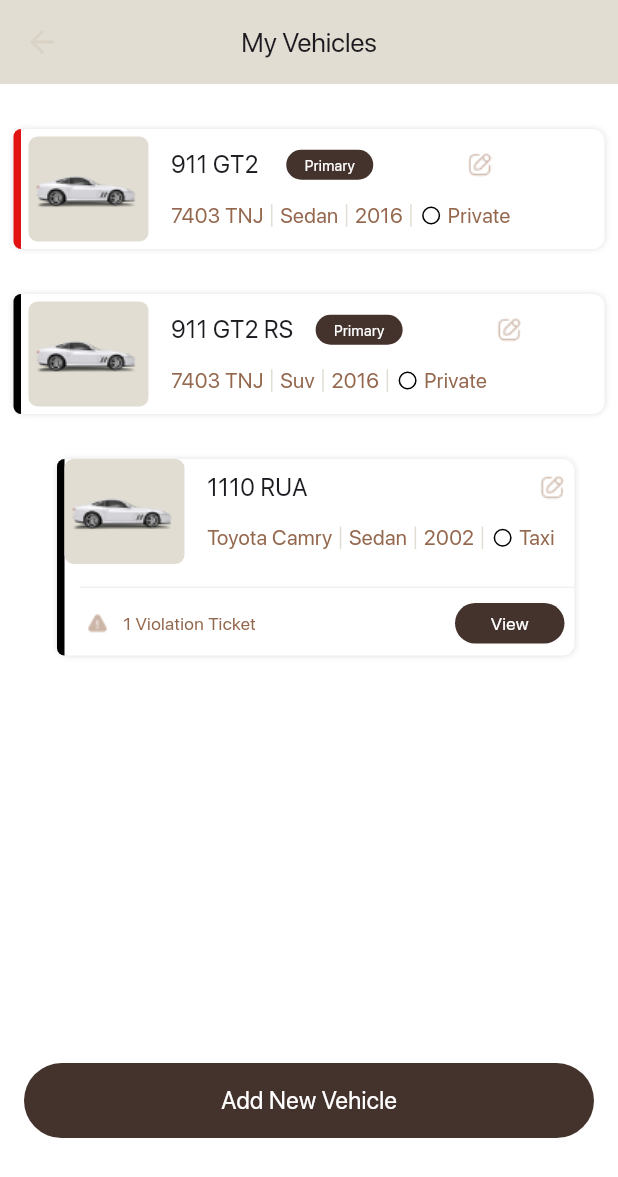
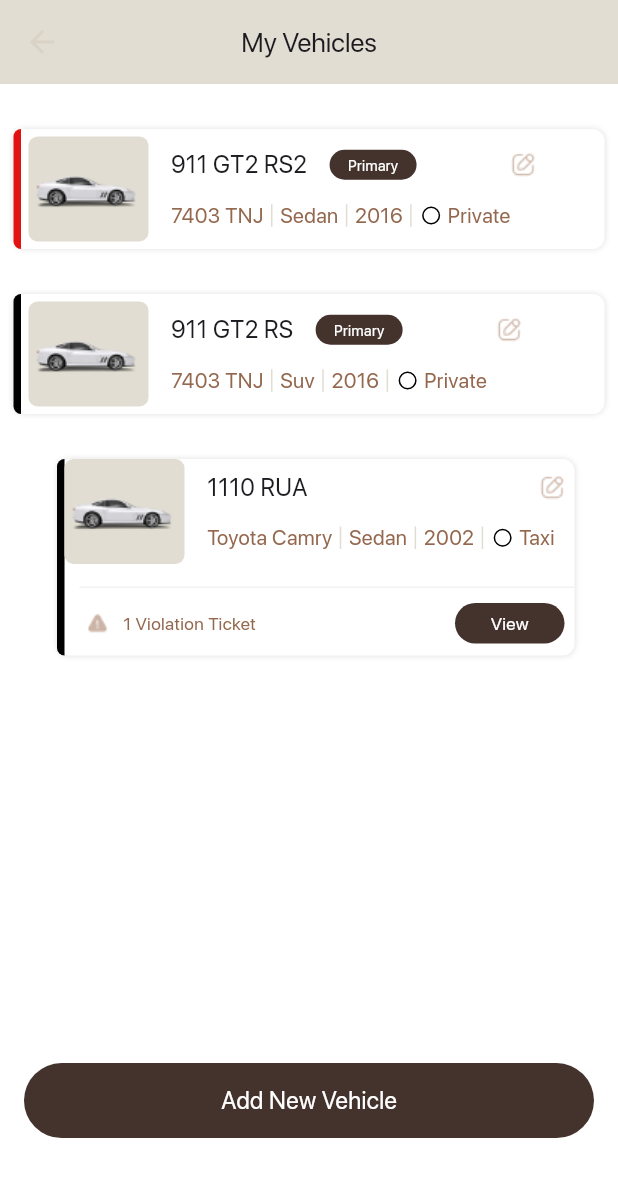
Before and after one commit to ArjunPrathapGit/vehicle-project, a Flutter app: the HomeScreen screen opened directly, on a phone screen of 412 x 824 dp. Shown: the top 1177 px of the screen. Run offline on Flutter 3.47's test engine with Material 3 defaults, Android fonts, the phone set to English and light mode, and no system bars; drawn by our look-alikes of flutter_slidable; our stand-ins replace dotted_border, pinput, shared_preferences; missing offline and left inert: otp_timer_button; accounts and stored records are empty.

Commit message:
changed the carmodel number

```diff
--- a/lib/screens/home_Screen.dart
+++ b/lib/screens/home_Screen.dart
@@ -48,7 +48,7 @@ class HomeScreen extends StatelessWidget {
                     padding: EdgeInsets.symmetric(horizontal: 9),
                     child: VehicleDetails(
                       color: Color(0xFFE31212),
-                      carmodelNumber: '911 GT2 ',
+                      carmodelNumber: '911 GT2 RS2',
                       carModelName: '7403 TNJ',
                       carType: 'Sedan',
                       carYear: '2016',
```
